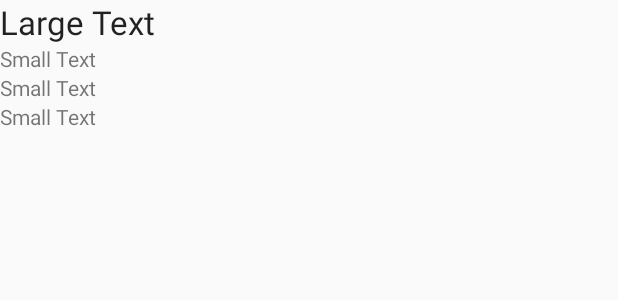
After one commit to exteban34/Alertas_Meteorologicas, an Android app: the layout layaout_alerta_en_lista.xml on its own in the app's theme, with its tools: preview values and no code run, on a phone screen of 412 x 824 dp. The commit adds this screen. Shown: the top 300 px of the screen. Run offline under Robolectric (Android 15) with nearby library versions, the phone set to English and light mode, and no system bars.

```diff
--- /dev/null
+++ b/app/src/main/res/layout/layaout_alerta_en_lista.xml
@@ -0,0 +1,33 @@
+<?xml version="1.0" encoding="utf-8"?>
+<LinearLayout xmlns:android="http://schemas.android.com/apk/res/android"
+    android:orientation="vertical" android:layout_width="match_parent"
+    android:layout_height="match_parent">
+
+    <TextView
+        android:layout_width="wrap_content"
+        android:layout_height="wrap_content"
+        android:textAppearance="?android:attr/textAppearanceLarge"
+        android:text="Large Text"
+        android:id="@+id/tvId" />
+
+    <TextView
+        android:layout_width="wrap_content"
+        android:layout_height="wrap_content"
+        android:textAppearance="?android:attr/textAppearanceSmall"
+        android:text="Small Text"
+        android:id="@+id/tvTemp" />
+
+    <TextView
+        android:layout_width="wrap_content"
+        android:layout_height="wrap_content"
+        android:textAppearance="?android:attr/textAppearanceSmall"
+        android:text="Small Text"
+        android:id="@+id/tvHmd" />
+
+    <TextView
+        android:layout_width="wrap_content"
+        android:layout_height="wrap_content"
+        android:textAppearance="?android:attr/textAppearanceSmall"
+        android:text="Small Text"
+        android:id="@+id/tvLuz" />
+</LinearLayout>
```
Also changed, not shown: app/src/main/java/com/edu/udea/sistemas/esteban/alertas_meteorologicas/ListaAlertas.java (+47 -0 lines), app/src/main/java/com/edu/udea/sistemas/esteban/alertas_meteorologicas/MainActivity.java (+9 -3 lines), app/src/main/java/com/edu/udea/sistemas/esteban/alertas_meteorologicas/RegistroAlerta.java (+30 -0 lines), app/src/main/java/com/edu/udea/sistemas/esteban/alertas_meteorologicas/db/DBAdapter.java (+28 -17 lines), app/src/main/java/com/edu/udea/sistemas/esteban/alertas_meteorologicas/util/Lista_Adaptador.java (added, +58 -0 lines), 1 other file.
